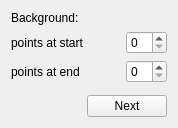
Above: gui/linearbackground.ui from syncope/adapt before the change. Below: the same form after it.
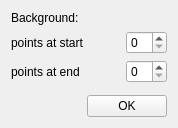
That is the form after the change.

Patch:
```diff
--- a/gui/linearbackground.ui
+++ b/gui/linearbackground.ui
@@ -108,7 +108,7 @@
        <item>
         <widget class="QPushButton" name="nextBtn">
          <property name="text">
-          <string>Next</string>
+          <string>OK</string>
          </property>
         </widget>
        </item>
```
